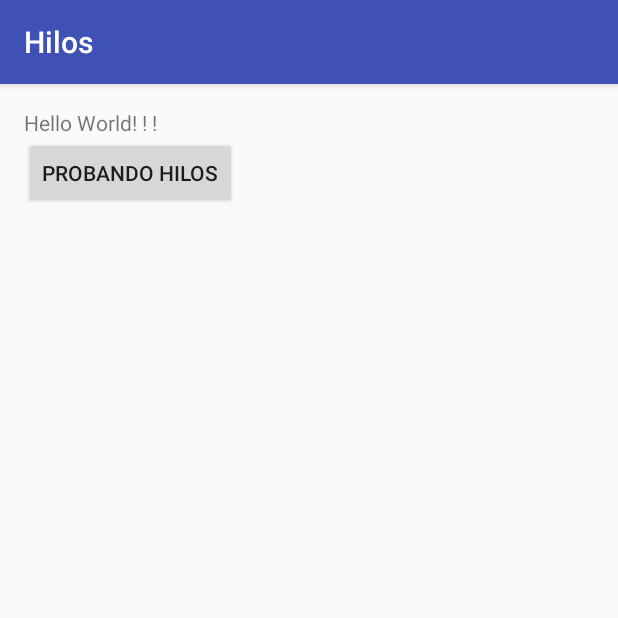
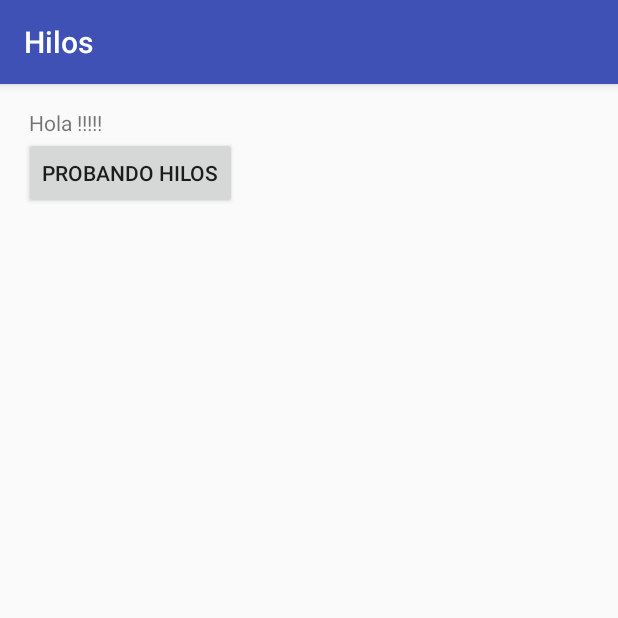
Before and after one commit to juanjiga/Hilos, an Android app: the screen it shows after launch (MainActivity), on a phone screen of 412 x 824 dp, the top half of it. Run offline under Robolectric (Android 15) with nearby library versions, the phone set to English and light mode, and no system bars.

Commit message:
desde casa otravez

```diff
--- a/app/src/main/java/com/juanjiga/hilos/MainActivity.java
+++ b/app/src/main/java/com/juanjiga/hilos/MainActivity.java
@@ -16,10 +16,10 @@ public class MainActivity extends AppCompatActivity implements View.OnClickListe
         super.onCreate(savedInstanceState);
         setContentView(R.layout.activity_main);
 
-        button = (Button) findViewById(R.id.button);
+        boton = (Button) findViewById(R.id.button);
         textView = (TextView) findViewById((R.id.textView));
 
-        button.setOnClickListener(this);
+        boton.setOnClickListener(this);
     }
 
     @Override
--- a/app/src/main/res/layout/activity_main.xml
+++ b/app/src/main/res/layout/activity_main.xml
@@ -14,15 +14,15 @@
     <TextView
         android:layout_width="wrap_content"
         android:layout_height="wrap_content"
-        android:text="Hello World! ! !"
+        android:text=" Hola !!!!!"
         android:id="@+id/textView" />
 
     <Button
         android:text="Probando Hilos"
         android:layout_width="wrap_content"
         android:layout_height="wrap_content"
+        android:id="@+id/button"
         android:layout_below="@+id/textView"
         android:layout_alignParentLeft="true"
-        android:layout_alignParentStart="true"
-        android:id="@+id/button" />
+        android:layout_alignParentStart="true"/>
 </RelativeLayout>
```
